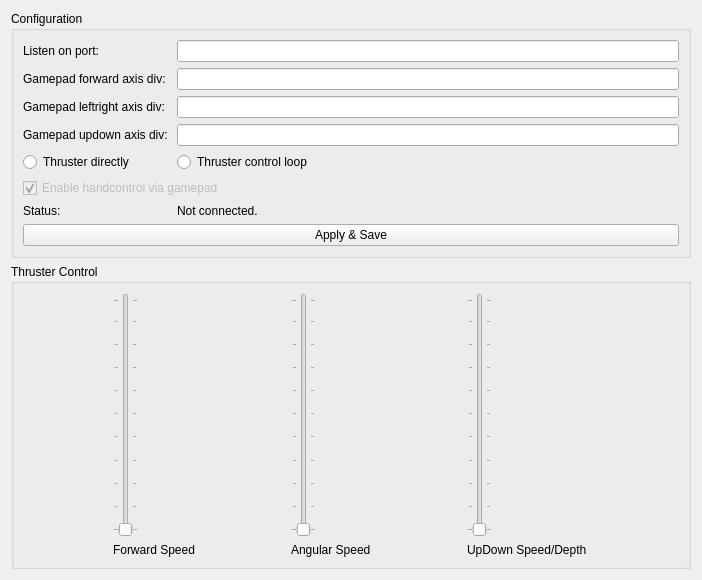
First picture: the form in Hanse/Module_HandControl/handcontrol_form.ui, repository iti-luebeck/HANSE2011, before the edit.
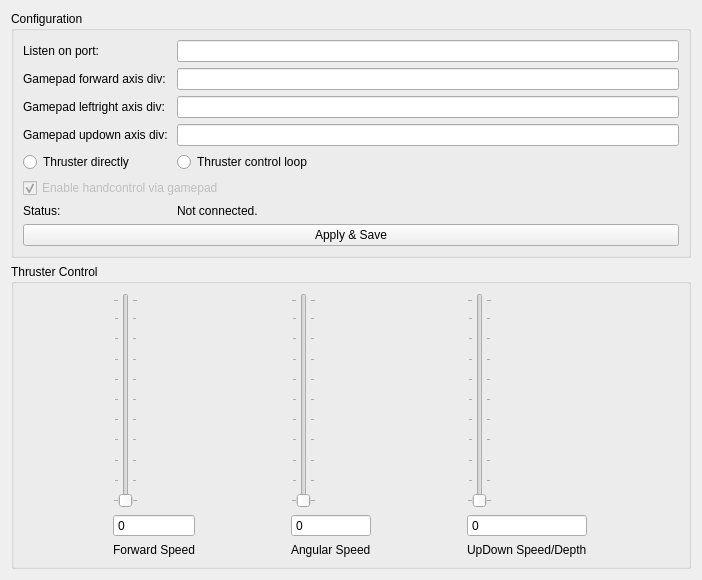
Second picture: the form after the edit.

Commit message: add elements displaying current values

What changed in the file:
```diff
--- a/Hanse/Module_HandControl/handcontrol_form.ui
+++ b/Hanse/Module_HandControl/handcontrol_form.ui
@@ -126,7 +126,7 @@
       <string>Thruster Control</string>
      </property>
      <layout class="QGridLayout" name="gridLayout">
-      <item row="2" column="0">
+      <item row="3" column="0">
        <widget class="QLabel" name="label_6">
         <property name="text">
          <string>Forward Speed</string>
@@ -146,7 +146,7 @@
         </property>
        </widget>
       </item>
-      <item row="2" column="1">
+      <item row="3" column="1">
        <widget class="QLabel" name="label_7">
         <property name="text">
          <string>Angular Speed</string>
@@ -166,7 +166,7 @@
         </property>
        </widget>
       </item>
-      <item row="2" column="2">
+      <item row="3" column="2">
        <widget class="QLabel" name="label_8">
         <property name="text">
          <string>UpDown Speed/Depth</string>
@@ -186,6 +186,57 @@
         </property>
        </widget>
       </item>
+      <item row="2" column="0">
+       <widget class="QSpinBox" name="spinBoxFw">
+        <property name="alignment">
+         <set>Qt::AlignLeading|Qt::AlignLeft|Qt::AlignVCenter</set>
+        </property>
+        <property name="readOnly">
+         <bool>true</bool>
+        </property>
+        <property name="buttonSymbols">
+         <enum>QAbstractSpinBox::NoButtons</enum>
+        </property>
+        <property name="minimum">
+         <number>-127</number>
+        </property>
+        <property name="maximum">
+         <number>127</number>
+        </property>
+       </widget>
+      </item>
+      <item row="2" column="1">
+       <widget class="QSpinBox" name="spinBoxLR">
+        <property name="readOnly">
+         <bool>true</bool>
+        </property>
+        <property name="buttonSymbols">
+         <enum>QAbstractSpinBox::NoButtons</enum>
+        </property>
+        <property name="minimum">
+         <number>-127</number>
+        </property>
+        <property name="maximum">
+         <number>127</number>
+        </property>
+       </widget>
+      </item>
+      <item row="2" column="2">
+       <widget class="QSpinBox" name="spinBoxUD">
+        <property name="readOnly">
+         <bool>true</bool>
+        </property>
+        <property name="buttonSymbols">
+         <enum>QAbstractSpinBox::NoButtons</enum>
+        </property>
+        <property name="minimum">
+         <number>-127</number>
+        </property>
+        <property name="maximum">
+         <number>127</number>
+        </property>
+       </widget>
+      </item>
      </layout>
     </widget>
    </item>
```
Left out of the diff: 51 changed lines with no effect on the pictures.
